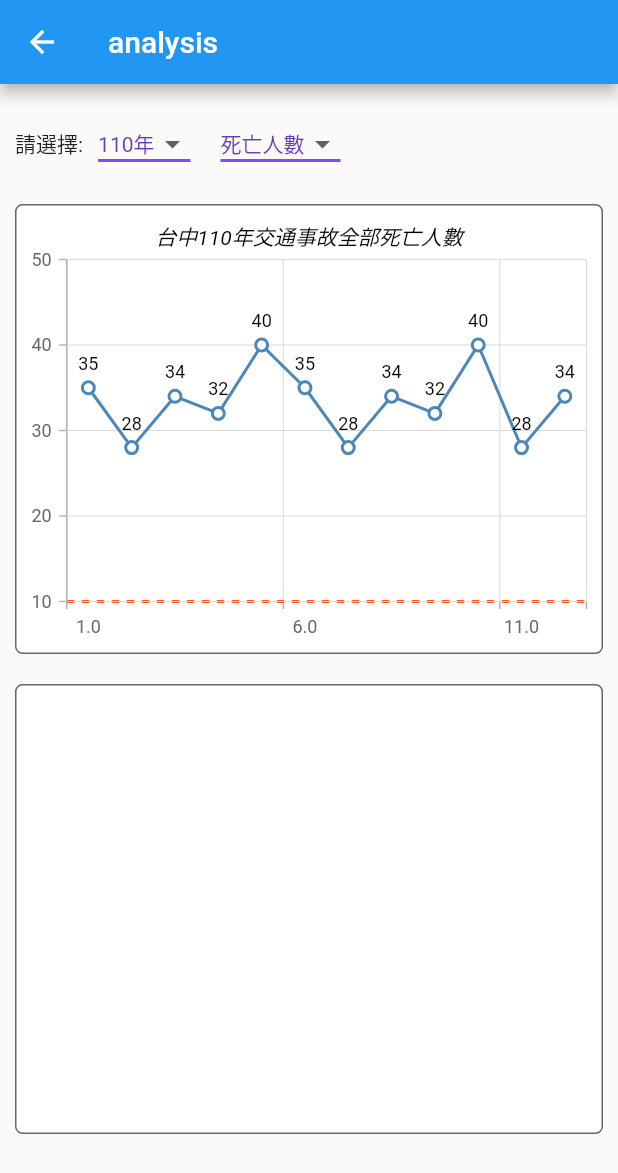
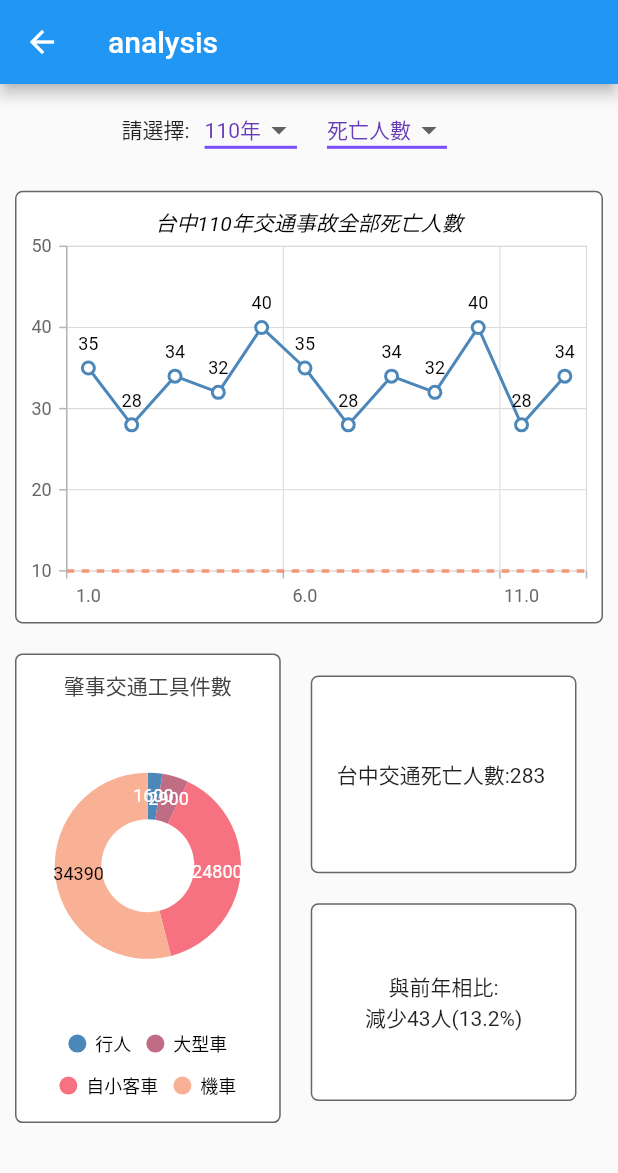
Before and after one commit to YongXiang12/Transportation_project, a Flutter app: the screen it shows after launch, in the side drawer, after a tap on "分析", on a phone screen of 412 x 824 dp. Shown: the top 1173 px of the screen. Run offline on Flutter 3.47's test engine with Material 2 defaults, Android fonts, the phone set to English and light mode, and no system bars; our stand-ins replace fluttertoast, google_maps_flutter, syncfusion_flutter_charts.

Commit message:
Update analysis.dart

```diff
--- a/lib/analysis/analysis.dart
+++ b/lib/analysis/analysis.dart
@@ -7,10 +7,11 @@ import 'package:transport/analysis/analysis_button.dart';
 
 class analysis_page extends StatelessWidget {
   late List<SalesData> _chartData = getChartData();
-
+  late List<GDPData> _chartData_GDP = getChartData_GDP();
   @override
   void initState() {
     _chartData = getChartData();
+    _chartData_GDP = getChartData_GDP();
   }
 
   Widget build(BuildContext context) {
@@ -21,10 +22,13 @@ class analysis_page extends StatelessWidget {
         body: SafeArea(
             child: Column(children: [
           Container(
-            alignment: Alignment.centerRight,
-            margin: EdgeInsets.only(left: 10, right: 10, top: 20),
+            alignment: Alignment.center,
+            margin: EdgeInsets.only(left: 10, right: 10, top: 10),
             constraints: BoxConstraints(
-                maxWidth: 400, maxHeight: 40, minWidth: 200, minHeight: 40),
+                maxWidth: 250,
+                maxHeight: MediaQuery.of(context).size.height * 0.05,
+                minWidth: 200,
+                minHeight: 10),
             child: Row(
               children: <Widget>[
                 Text("請選擇:"),
@@ -44,7 +48,10 @@ class analysis_page extends StatelessWidget {
           Container(
             margin: EdgeInsets.only(left: 10, right: 10, top: 20),
             constraints: BoxConstraints(
-                maxWidth: 400, maxHeight: 300, minWidth: 200, minHeight: 250),
+                maxWidth: 400,
+                maxHeight: MediaQuery.of(context).size.height * 0.35,
+                minWidth: 200,
+                minHeight: 250),
             decoration: new BoxDecoration(
               //背景
 
@@ -87,10 +94,15 @@ class analysis_page extends StatelessWidget {
             ),
           ),
           Container(
-              alignment: Alignment.centerRight,
+            child: Row(
+              children: <Widget>[
+                Container(
                   margin: EdgeInsets.only(left: 10, right: 10, top: 20),
                   constraints: BoxConstraints(
-                  maxWidth: 400, maxHeight: 300, minWidth: 200, minHeight: 250),
+                      maxWidth: MediaQuery.of(context).size.width * 0.43,
+                      maxHeight: MediaQuery.of(context).size.height * 0.38,
+                      minWidth: 100,
+                      minHeight: 250),
                   decoration: new BoxDecoration(
                     //背景
 
@@ -99,7 +111,80 @@ class analysis_page extends StatelessWidget {
                     borderRadius: BorderRadius.all(Radius.circular(5.0)),
                     border: new Border.all(
                         width: 1, color: Color.fromARGB(255, 104, 103, 103)),
+                  ),
+                  child: SfCircularChart(
+                      title: ChartTitle(
+                          text: '肇事交通工具件數',
+                          textStyle: TextStyle(
+                            fontSize: 14,
                           )),
+                      legend: Legend(
+                          isVisible: true,
+                          overflowMode: LegendItemOverflowMode.wrap,
+                          textStyle: TextStyle(
+                            fontSize: 12,
+                          )),
+                      series: <CircularSeries>[
+                        DoughnutSeries<GDPData, String>(
+                          dataSource: _chartData_GDP,
+                          xValueMapper: (GDPData data, _) => data.continent,
+                          yValueMapper: (GDPData data, _) => data.gdp,
+                          dataLabelSettings: DataLabelSettings(isVisible: true),
+                        )
+                      ]),
+                ),
+                Column(children: [
+                  Container(
+                      margin: EdgeInsets.only(left: 10, right: 10, top: 20),
+                      constraints: BoxConstraints(
+                        maxWidth: MediaQuery.of(context).size.width * 0.43,
+                        maxHeight: MediaQuery.of(context).size.height * 0.16,
+                        minWidth: 100,
+                      ),
+                      decoration: new BoxDecoration(
+                        //背景
+
+                        color: Color.fromRGBO(255, 255, 255, 25),
+                        //设置四周圆角 角度
+                        borderRadius: BorderRadius.all(Radius.circular(5.0)),
+                        border: new Border.all(
+                            width: 1,
+                            color: Color.fromARGB(255, 104, 103, 103)),
+                      ),
+                      child: Container(
+                          alignment: Alignment.center,
+                          child: Text('台中交通死亡人數:283 '))),
+                  Container(
+                      margin: EdgeInsets.only(left: 10, right: 10, top: 20),
+                      constraints: BoxConstraints(
+                        maxWidth: MediaQuery.of(context).size.width * 0.43,
+                        maxHeight: MediaQuery.of(context).size.height * 0.16,
+                        minWidth: MediaQuery.of(context).size.width * 0.43,
+                        minHeight: MediaQuery.of(context).size.height * 0.16,
+                      ),
+                      decoration: new BoxDecoration(
+                        //背景
+                        color: Color.fromRGBO(255, 255, 255, 25),
+                        //设置四周圆角 角度
+                        borderRadius: BorderRadius.all(Radius.circular(5.0)),
+                        border: new Border.all(
+                            width: 1,
+                            color: Color.fromARGB(255, 104, 103, 103)),
+                      ),
+                      child: Column(
+                          mainAxisAlignment: MainAxisAlignment.center,
+                          children: [
+                            Container(
+                                alignment: Alignment.center,
+                                child: Text('與前年相比:')),
+                            Container(
+                                alignment: Alignment.center,
+                                child: Text('減少43人(13.2%)'))
+                          ]))
+                ])
+              ],
+            ),
+          )
         ])));
   }
 
@@ -120,9 +205,23 @@ class analysis_page extends StatelessWidget {
     ];
     return chartData;
   }
+
+  List<GDPData> getChartData_GDP() {
+    final List<GDPData> chartData = [
+      GDPData("行人", 1600),
+      GDPData("大型車", 2900),
+      GDPData("自小客車", 24800),
+      GDPData("機車", 34390),
+    ];
+    return chartData;
+  }
 }
 
-mixin column {}
+class GDPData {
+  GDPData(this.continent, this.gdp);
+  final String continent;
+  final int gdp;
+}
 
 class SalesData {
   SalesData(this.year, this.sales);
```
Lines whose indentation alone changed are shown as unchanged.
